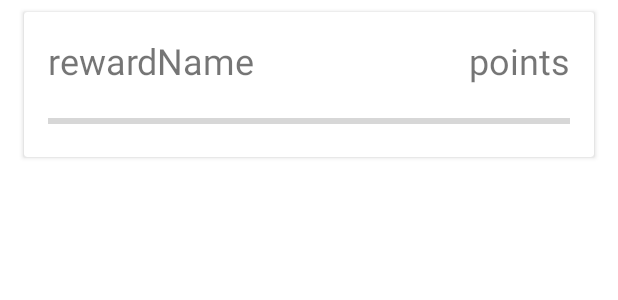
After one commit to andrewthebare/FoodFinderApp, an Android app: the layout reward_list_item.xml on its own in the app's theme, with its tools: preview values and no code run, on a phone screen of 412 x 824 dp. The commit adds this screen. Shown: the top 300 px of the screen. Run offline under Robolectric (Android 15) with nearby library versions, the phone set to English and light mode, and no system bars.

Commit message:
Made rewards card xml file

```diff
--- a/app/src/main/res/layout/activity_business.xml
+++ b/app/src/main/res/layout/activity_business.xml
@@ -96,4 +96,13 @@
         app:layout_constraintStart_toStartOf="parent"
         app:layout_constraintTop_toBottomOf="@+id/topLine" />
 
+    <androidx.recyclerview.widget.RecyclerView
+        android:id="@+id/rewardsRV"
+        android:layout_width="0dp"
+        android:layout_height="0dp"
+        app:layout_constraintBottom_toBottomOf="parent"
+        app:layout_constraintEnd_toEndOf="parent"
+        app:layout_constraintStart_toStartOf="parent"
+        app:layout_constraintTop_toBottomOf="@+id/bottomLine" />
+
 </androidx.constraintlayout.widget.ConstraintLayout>
--- /dev/null
+++ b/app/src/main/res/layout/reward_list_item.xml
@@ -0,0 +1,61 @@
+<?xml version="1.0" encoding="utf-8"?>
+<androidx.constraintlayout.widget.ConstraintLayout xmlns:android="http://schemas.android.com/apk/res/android"
+    xmlns:app="http://schemas.android.com/apk/res-auto"
+    xmlns:tools="http://schemas.android.com/tools"
+    android:layout_width="match_parent"
+    android:layout_height="wrap_content">
+
+    <androidx.cardview.widget.CardView
+        android:layout_width="match_parent"
+        android:layout_height="wrap_content"
+        android:layout_marginStart="16dp"
+        android:layout_marginTop="8dp"
+        android:layout_marginEnd="16dp"
+        android:layout_marginBottom="8dp"
+        app:layout_constraintBottom_toBottomOf="parent"
+        app:layout_constraintEnd_toEndOf="parent"
+        app:layout_constraintStart_toStartOf="parent"
+        app:layout_constraintTop_toTopOf="parent">
+
+        <androidx.constraintlayout.widget.ConstraintLayout
+            android:layout_width="match_parent"
+            android:layout_height="match_parent">
+
+            <ProgressBar
+                android:id="@+id/rewardPB"
+                style="?android:attr/progressBarStyleHorizontal"
+                android:layout_width="0dp"
+                android:layout_height="wrap_content"
+                android:layout_marginStart="16dp"
+                android:layout_marginTop="16dp"
+                android:layout_marginEnd="16dp"
+                android:layout_marginBottom="16dp"
+                app:layout_constraintBottom_toBottomOf="parent"
+                app:layout_constraintEnd_toEndOf="parent"
+                app:layout_constraintStart_toStartOf="parent"
+                app:layout_constraintTop_toBottomOf="@+id/rewardNameTV" />
+
+            <TextView
+                android:id="@+id/rewardNameTV"
+                android:layout_width="wrap_content"
+                android:layout_height="wrap_content"
+                android:layout_marginStart="16dp"
+                android:layout_marginTop="16dp"
+                android:text="rewardName"
+                android:textSize="24sp"
+                app:layout_constraintStart_toStartOf="parent"
+                app:layout_constraintTop_toTopOf="parent" />
+
+            <TextView
+                android:id="@+id/rewardPointsTV"
+                android:layout_width="wrap_content"
+                android:layout_height="wrap_content"
+                android:layout_marginTop="16dp"
+                android:layout_marginEnd="16dp"
+                android:text="points"
+                android:textSize="24sp"
+                app:layout_constraintEnd_toEndOf="parent"
+                app:layout_constraintTop_toTopOf="parent" />
+        </androidx.constraintlayout.widget.ConstraintLayout>
+    </androidx.cardview.widget.CardView>
+</androidx.constraintlayout.widget.ConstraintLayout>
```
